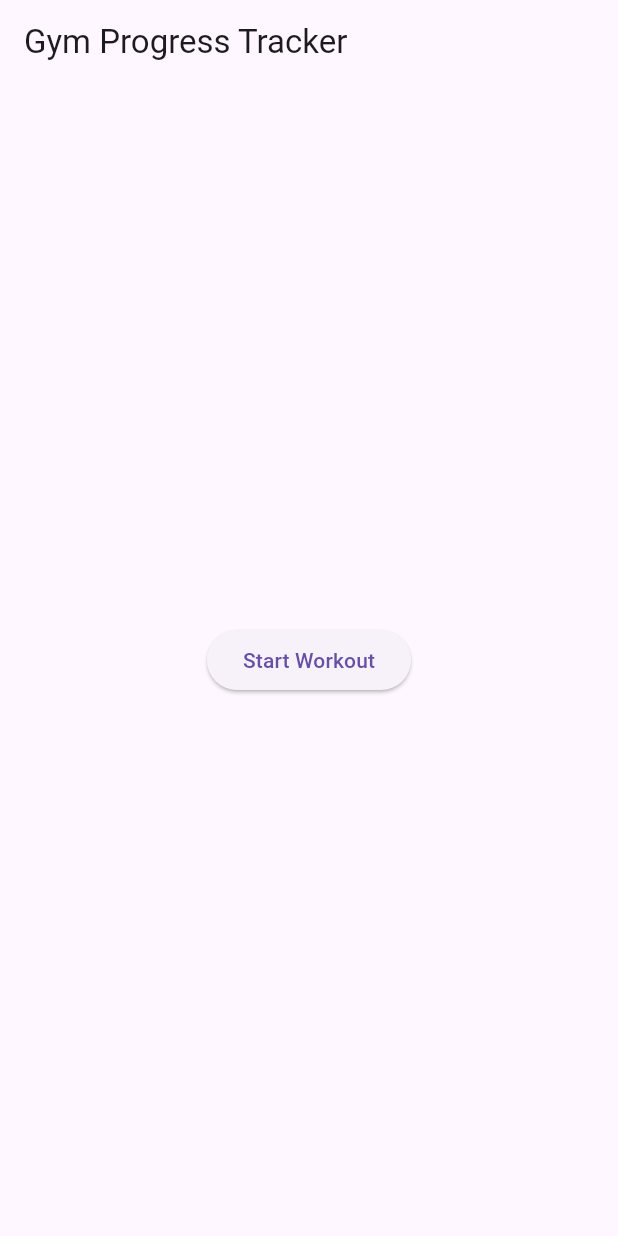
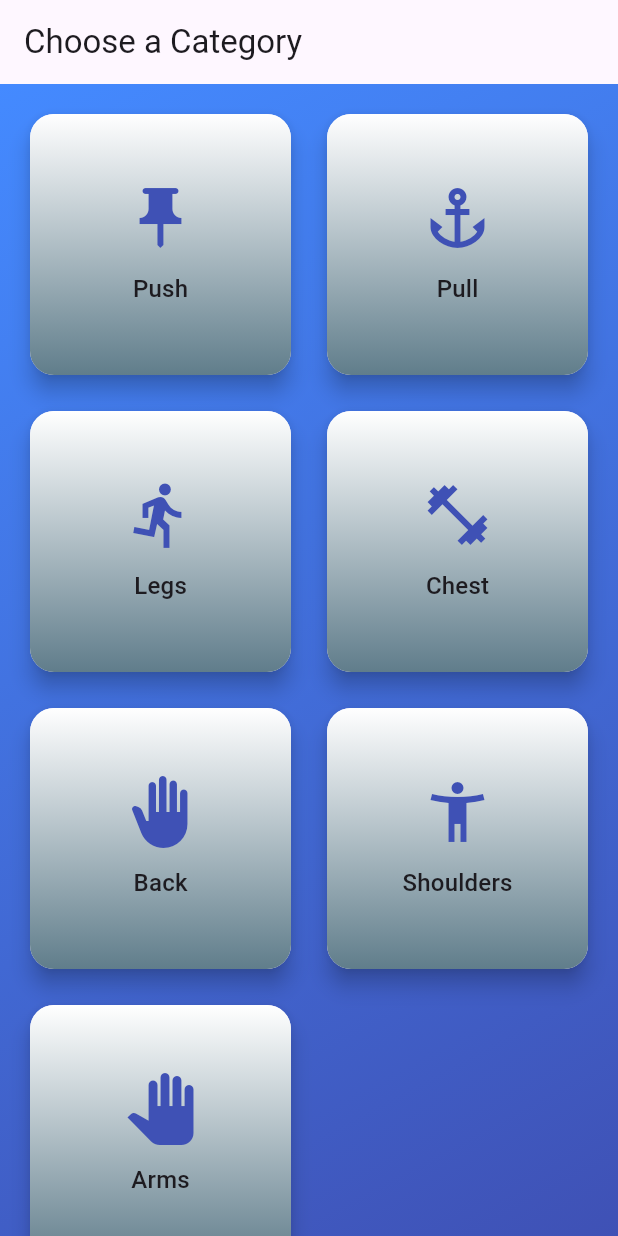
Before and after one commit to Mohamed1341412/Gym-Progress-Tracker-My-GPT-, a Flutter app: the screen it shows once a user with an empty profile is signed in, on a phone screen of 412 x 824 dp. Run offline on Flutter 3.47's test engine with Material 3 defaults, Android fonts, the phone set to English and light mode, and no system bars; our stand-ins replace firebase_auth, firebase_core, google_sign_in; missing offline and left inert: flutter_facebook_auth; accounts and stored records are empty; generated files the repository leaves out were written again; network calls fail.

Commit message:
home screen

```diff
--- a/lib/main.dart
+++ b/lib/main.dart
@@ -8,6 +8,7 @@ import 'screens/login_screen.dart';
 import 'screens/signup_screen.dart';
 import 'screens/home_screen.dart';
 import 'screens/workout_screen.dart';
+import 'screens/exercise_list_screen.dart';
 import 'services/auth_service.dart';
 
 Future<void> main() async {
@@ -51,6 +52,10 @@ class GymProgressTrackerApp extends StatelessWidget {
           '/signup': (context) => const SignUpScreen(),
           '/home': (context) => const HomeScreen(),
           '/workout': (context) => const WorkoutScreen(),
+          '/exerciseList': (context) {
+            final category = ModalRoute.of(context)!.settings.arguments as String;
+            return ExerciseListScreen(category: category);
+          },
         },
       ),
     );
--- /dev/null
+++ b/lib/screens/exercise_list_screen.dart
@@ -0,0 +1,16 @@
+import 'package:flutter/material.dart';
+
+class ExerciseListScreen extends StatelessWidget {
+  final String category;
+  const ExerciseListScreen({Key? key, required this.category}) : super(key: key);
+
+  @override
+  Widget build(BuildContext context) {
+    return Scaffold(
+      appBar: AppBar(title: Text('$category Exercises')),
+      body: Center(
+        child: Text('Exercises for $category coming soon...'),
+      ),
+    );
+  }
+}
--- a/lib/screens/home_screen.dart
+++ b/lib/screens/home_screen.dart
@@ -1,18 +1,99 @@
 import 'package:flutter/material.dart';
+
+class _Category {
+  final String name;
+  final IconData icon;
+  _Category(this.name, this.icon);
+}
 
 class HomeScreen extends StatelessWidget {
   const HomeScreen({Key? key}) : super(key: key);
 
+  static final _categories = <_Category>[
+    _Category('Push', Icons.push_pin),
+    _Category('Pull', Icons.anchor),
+    _Category('Legs', Icons.directions_run),
+    _Category('Chest', Icons.fitness_center),
+    _Category('Back', Icons.back_hand),
+    _Category('Shoulders', Icons.accessibility_new),
+    _Category('Arms', Icons.pan_tool),
+  ];
+
   @override
   Widget build(BuildContext context) {
     return Scaffold(
-      appBar: AppBar(title: const Text('Gym Progress Tracker')),
-      body: Center(
-        child: ElevatedButton(
-          onPressed: () => Navigator.pushNamed(context, '/workout'),
-          child: const Text('Start Workout'),
+      appBar: AppBar(title: const Text('Choose a Category')),
+      body: Container(
+        decoration: const BoxDecoration(
+          gradient: LinearGradient(
+            colors: [Colors.blueAccent, Colors.indigo],
+            begin: Alignment.topLeft,
+            end: Alignment.bottomRight,
+          ),
+        ),
+        child: GridView.builder(
+          padding: const EdgeInsets.all(16),
+          gridDelegate: const SliverGridDelegateWithFixedCrossAxisCount(
+            crossAxisCount: 2,
+            mainAxisSpacing: 16,
+            crossAxisSpacing: 16,
+            childAspectRatio: 1.0,
+          ),
+          itemCount: _categories.length,
+          itemBuilder: (context, index) {
+            final category = _categories[index];
+            return _CategoryCard(
+              category: category,
+              onTap: () {
+                Navigator.pushNamed(
+                  context,
+                  '/exerciseList',
+                  arguments: category.name,
+                );
+              },
+            );
+          },
         ),
       ),
     );
   }
 }
+
+class _CategoryCard extends StatelessWidget {
+  final _Category category;
+  final VoidCallback onTap;
+  const _CategoryCard({Key? key, required this.category, required this.onTap})
+      : super(key: key);
+
+  @override
+  Widget build(BuildContext context) {
+    return GestureDetector(
+      onTap: onTap,
+      child: Card(
+        elevation: 6,
+        shape: RoundedRectangleBorder(borderRadius: BorderRadius.circular(16)),
+        child: Container(
+          decoration: BoxDecoration(
+            borderRadius: BorderRadius.circular(16),
+            gradient: const LinearGradient(
+              colors: [Colors.white, Colors.blueGrey],
+              begin: Alignment.topCenter,
+              end: Alignment.bottomCenter,
+            ),
+          ),
+          child: Column(
+            mainAxisAlignment: MainAxisAlignment.center,
+            children: [
+              Icon(category.icon, size: 48, color: Colors.indigo),
+              const SizedBox(height: 12),
+              Text(
+                category.name,
+                style: Theme.of(context).textTheme.titleMedium,
+              ),
+            ],
+          ),
+        ),
+      ),
+    );
+  }
+}
```
Also changed, not shown: lib/services/mock_firestore.dart (added, +66 -0 lines).
